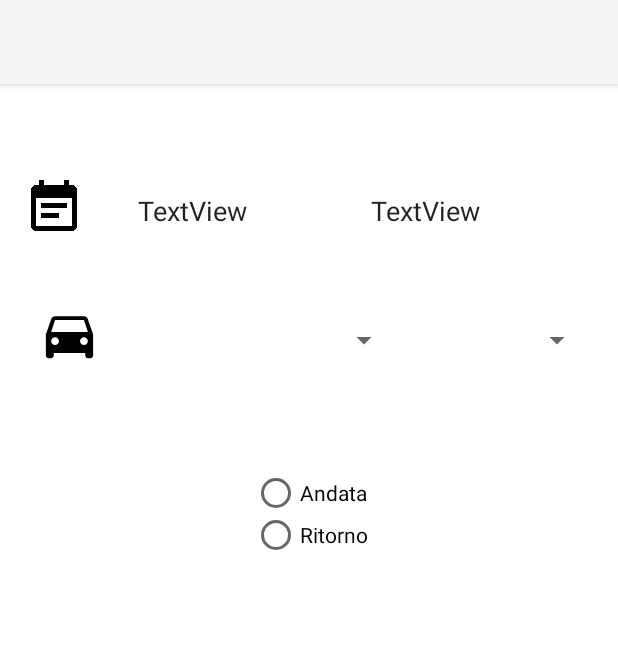
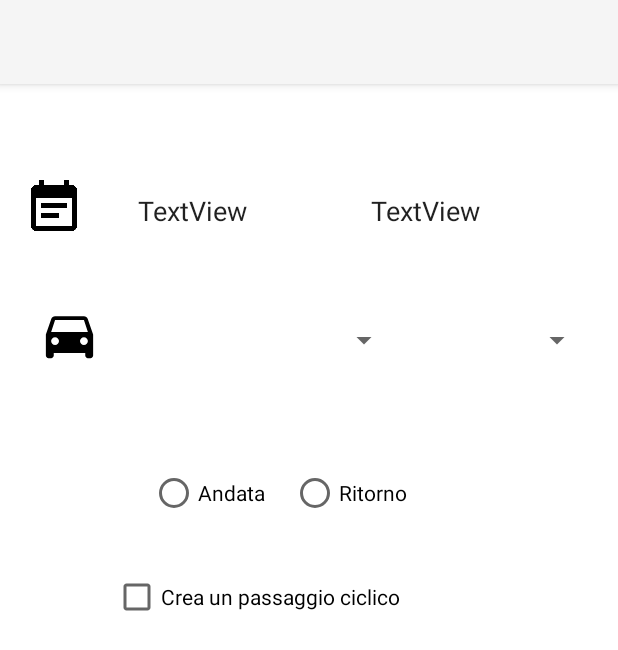
Before and after one commit to dinobrun/car-pooling, an Android app: the layout fragment_crea_passaggio.xml on its own in the app's theme, with its tools: preview values and no code run, on a phone screen of 412 x 824 dp. Shown: the top 650 px of the screen. Run offline under Robolectric (Android 15) with nearby library versions, the phone set to English and light mode, and no system bars.

Commit message:
aggiunti passaggi ciclici

```diff
--- a/app/src/main/res/layout/fragment_crea_passaggio.xml
+++ b/app/src/main/res/layout/fragment_crea_passaggio.xml
@@ -35,11 +35,12 @@
 
     <RadioGroup
         android:id="@+id/radioGroup"
-        android:layout_width="wrap_content"
-        android:layout_height="55dp"
+        android:layout_width="213dp"
+        android:layout_height="33dp"
         android:layout_marginStart="8dp"
         android:layout_marginTop="60dp"
         android:layout_marginEnd="8dp"
+        android:orientation="horizontal"
         app:layout_constraintEnd_toEndOf="parent"
         app:layout_constraintHorizontal_bias="0.503"
         app:layout_constraintStart_toStartOf="parent"
@@ -47,7 +48,7 @@
 
         <RadioButton
             android:id="@+id/radioButtonAndata"
-            android:layout_width="wrap_content"
+            android:layout_width="94dp"
             android:layout_height="wrap_content"
             android:text="Andata"
 
@@ -56,7 +57,7 @@
 
         <RadioButton
             android:id="@+id/radioButtonRitorno"
-            android:layout_width="wrap_content"
+            android:layout_width="103dp"
             android:layout_height="wrap_content"
             android:text="Ritorno"
             tools:layout_editor_absoluteX="28dp"
@@ -118,5 +119,17 @@
         app:layout_constraintStart_toStartOf="parent"
         app:layout_constraintTop_toTopOf="parent" />
 
+    <CheckBox
+        android:id="@+id/checkBoxCiclo"
+        android:layout_width="261dp"
+        android:layout_height="wrap_content"
+        android:layout_marginStart="8dp"
+        android:layout_marginTop="36dp"
+        android:layout_marginEnd="8dp"
+        android:text="Crea un passaggio ciclico"
+        app:layout_constraintEnd_toEndOf="parent"
+        app:layout_constraintStart_toStartOf="parent"
+        app:layout_constraintTop_toBottomOf="@+id/radioGroup" />
+
 
 </android.support.constraint.ConstraintLayout>
```
Also changed, not shown: app/src/main/java/it/uniba/di/sms/carpooling/Passaggio/CreaPassaggioFragment.java (+20 -1 lines).
